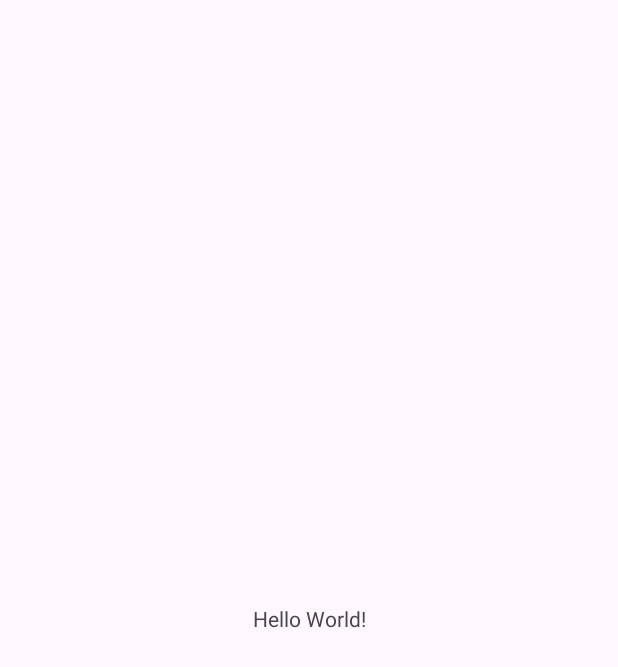
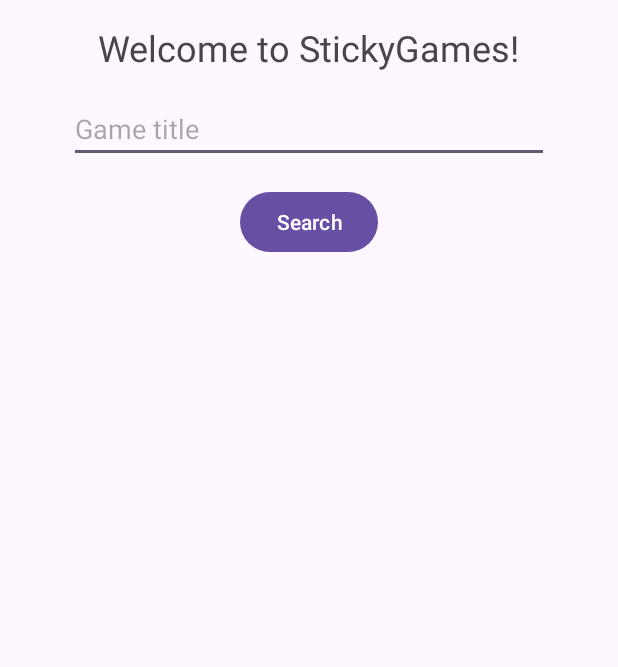
Before and after one commit to omarkashour/GamesAndroidApp, an Android app: the screen it shows after launch (MainActivity), on a phone screen of 412 x 824 dp. Before the commit the part shown is almost empty. Shown: the top 667 px of the screen. Run offline under Robolectric (Android 15) with nearby library versions, the phone set to English and light mode, and no system bars.

Commit message:
Create initial search design

```diff
--- a/app/src/main/AndroidManifest.xml
+++ b/app/src/main/AndroidManifest.xml
@@ -13,6 +13,12 @@
         android:theme="@style/Theme.GamesApp"
         tools:targetApi="31">
         <activity
+            android:name=".CheckoutActivity"
+            android:exported="false" />
+        <activity
+            android:name=".ShoppingCartActivity"
+            android:exported="false" />
+        <activity
             android:name=".MainActivity"
             android:exported="true">
             <intent-filter>
--- a/app/src/main/java/com/example/gamesapp/Game.java
+++ b/app/src/main/java/com/example/gamesapp/Game.java
@@ -1,4 +1,6 @@
 package com.example.gamesapp;
+
+import android.media.Image;
 
 import java.util.Date;
 
@@ -12,6 +14,8 @@
     private String platform;
     private String genre;
     private String description;
+
+    private Image poster;
 
     // platforms
     static final String PC = "PC";
--- a/app/src/main/res/layout/activity_main.xml
+++ b/app/src/main/res/layout/activity_main.xml
@@ -1,19 +1,51 @@
 <?xml version="1.0" encoding="utf-8"?>
-<androidx.constraintlayout.widget.ConstraintLayout xmlns:android="http://schemas.android.com/apk/res/android"
+<androidx.appcompat.widget.LinearLayoutCompat xmlns:android="http://schemas.android.com/apk/res/android"
     xmlns:app="http://schemas.android.com/apk/res-auto"
     xmlns:tools="http://schemas.android.com/tools"
     android:id="@+id/main"
     android:layout_width="match_parent"
     android:layout_height="match_parent"
-    tools:context=".MainActivity">
+    tools:context=".MainActivity"
+    android:orientation="vertical"
+    android:layout_gravity="center"
+    android:gravity="center">
 
     <TextView
+        android:id="@+id/txtWelcome"
         android:layout_width="wrap_content"
         android:layout_height="wrap_content"
-        android:text="Hello World!"
-        app:layout_constraintBottom_toBottomOf="parent"
+        android:layout_marginTop="15dp"
+        android:text="Welcome to StickyGames!"
+        android:textSize="24sp"
         app:layout_constraintEnd_toEndOf="parent"
         app:layout_constraintStart_toStartOf="parent"
         app:layout_constraintTop_toTopOf="parent" />
 
-</androidx.constraintlayout.widget.ConstraintLayout>
+    <EditText
+        android:id="@+id/editSearch"
+        android:layout_width="wrap_content"
+        android:layout_height="wrap_content"
+        android:layout_marginTop="15dp"
+        android:ems="15"
+        android:hint="Game title"
+        android:inputType="text"
+        app:layout_constraintEnd_toEndOf="@+id/textView"
+        app:layout_constraintTop_toBottomOf="@+id/textView" />
+
+    <Button
+        android:id="@+id/btnSearch"
+        android:layout_width="wrap_content"
+        android:layout_height="wrap_content"
+        android:layout_marginTop="15dp"
+        android:text="Search"
+        app:layout_constraintBaseline_toBaselineOf="@+id/editTextText"
+        app:layout_constraintEnd_toEndOf="parent" />
+
+    <ListView
+        android:id="@+id/listGames"
+        android:layout_marginTop="15dp"
+        android:padding="15dp"
+        android:layout_width="match_parent"
+        android:layout_height="match_parent"/>
+
+</androidx.appcompat.widget.LinearLayoutCompat>
```
Also changed, not shown: app/src/main/java/com/example/gamesapp/CheckoutActivity.java (added, +24 -0 lines), app/src/main/java/com/example/gamesapp/ShoppingCartActivity.java (added, +24 -0 lines), app/src/main/res/layout/activity_checkout.xml (added, +10 -0 lines), app/src/main/res/layout/activity_shopping_cart.xml (added, +10 -0 lines).
